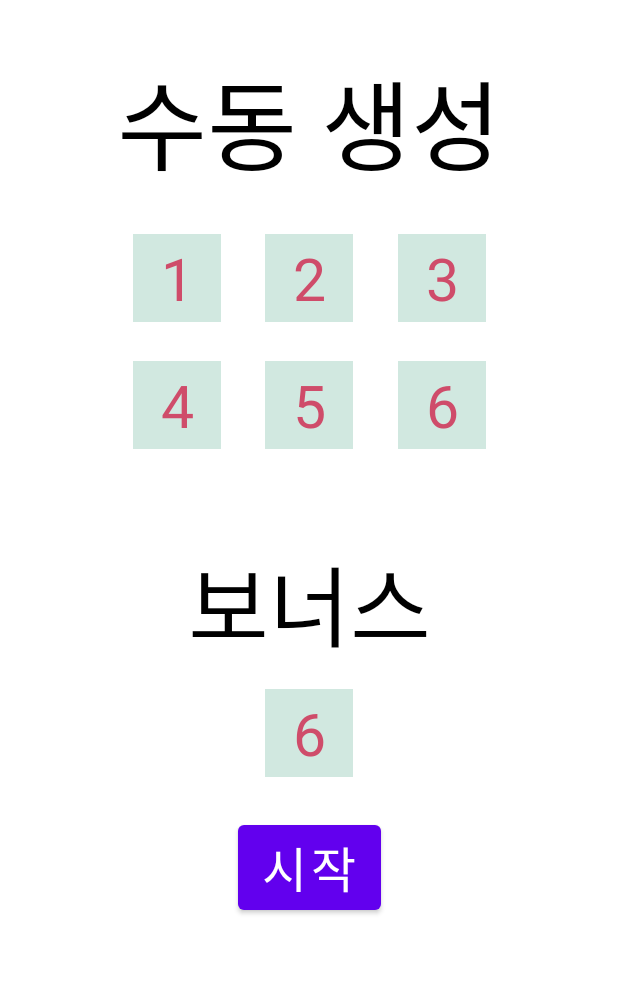
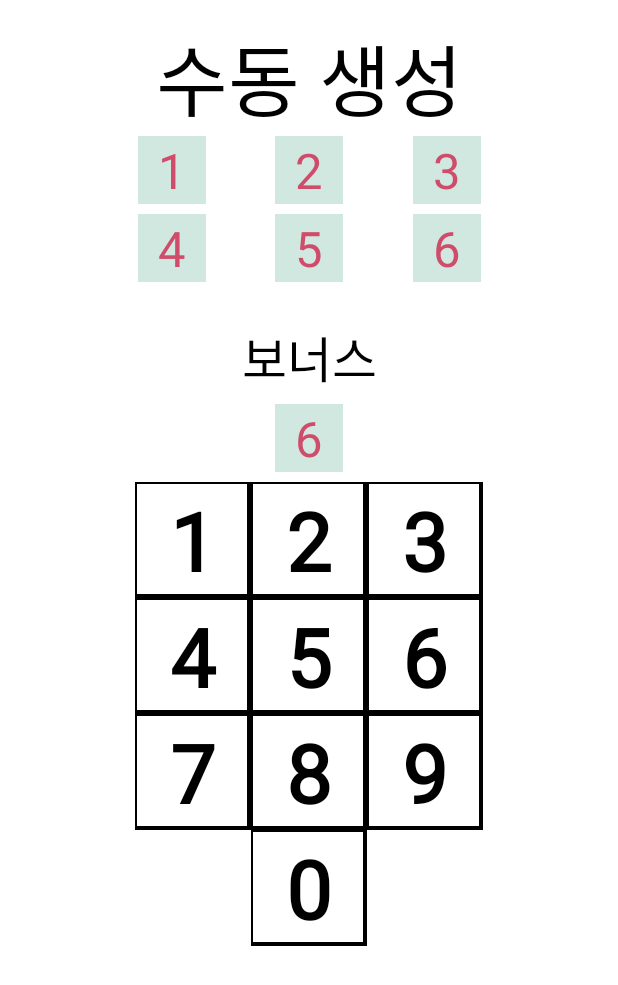
Before and after one commit to shlee85/lottoApp, an Android app: the layout manual_create_numbers.xml on its own in the app's theme, with its tools: preview values and no code run, on a phone screen of 412 x 824 dp. Shown: the top 985 px of the screen. Run offline under Robolectric (Android 15) with nearby library versions, the phone set to English and light mode, and no system bars.

Commit message:
수동생성 - 키보드 입력시 입력된 값 textview에 적용처리 및 관련 Layout추가

```diff
--- a/app/src/main/java/com/example/lotto/MainActivity.kt
+++ b/app/src/main/java/com/example/lotto/MainActivity.kt
@@ -20,11 +20,10 @@ class MainActivity : AppCompatActivity() {
     private lateinit var binding: ActivityMainBinding
     private var mAutoCreateNumber: AutoCreateNumber ?= null
     private var mLottoList: LottoNumberListAdapter ?= null
+    private var mManualCreateNumber: ManualCreateNumber ?= null
 
-    private lateinit var adapter: LottoNumberListAdapter
-    //private val mNumbers: ArrayList<Int> = ArrayList()
     private val mNumbers: IntArray = IntArray(8)
-    //private val mNumbers: ArrayList<NumbersInfo> = ArrayList()
+
 
     override fun onCreate(savedInstanceState: Bundle?) {
         super.onCreate(savedInstanceState)
@@ -55,6 +54,17 @@ class MainActivity : AppCompatActivity() {
                 }
             }
         }
+
+        binding.lottoManualBtn.setOnClickListener {
+            runOnUiThread {
+                mManualCreateNumber = ManualCreateNumber(this)
+                mManualCreateNumber?.show()
+                mManualCreateNumber?.setOnDismissListener {
+                    Log.d(TAG, "manual .. dismiss()")
+                    mManualCreateNumber = null
+                }
+            }
+        }
     }
 
     companion object {
--- /dev/null
+++ b/app/src/main/java/com/example/lotto/ManualCreateNumber.kt
@@ -0,0 +1,62 @@
+package com.example.lotto
+
+import android.content.Context
+import android.os.Bundle
+import android.util.Log
+import android.view.KeyEvent
+import android.view.LayoutInflater
+import android.widget.TextView
+import com.example.lotto.databinding.ManualCreateNumbersBinding
+
+class ManualCreateNumber(context: Context)
+    : TimeoutDialog(context, android.R.style.Theme_NoTitleBar_Fullscreen, NO_TIME_OUT) {
+
+    private lateinit var binding: ManualCreateNumbersBinding
+    private var mCnt = 0
+    private lateinit var mNumberCode : Array<TextView?>
+
+    override fun onCreate(savedInstanceState: Bundle?) {
+        Log.d(TAG, "start onCreate()")
+        super.onCreate(savedInstanceState)
+
+        binding = ManualCreateNumbersBinding.inflate(LayoutInflater.from(context))
+        setContentView(binding.root)
+
+        /* 사이즈 지정. Array로 정의해야 가능. */
+        mNumberCode = arrayOfNulls(7)
+        mNumberCode[0] = binding.manualNum1
+        mNumberCode[1] = binding.manualNum2
+        mNumberCode[2] = binding.manualNum3
+        mNumberCode[3] = binding.manualNum4
+        mNumberCode[4] = binding.manualNum5
+        mNumberCode[5] = binding.manualNum6
+        mNumberCode[6] = binding.manualNumBonus
+    }
+
+    override fun onStart() {
+        Log.d(TAG, "start onStart()")
+        super.onStart()
+
+        binding.customNumberKeypad.setListener(object : NumericKeypadView.OnListener{
+            override fun clickEvent(str: String) {
+                Log.d(TAG, "Custom Keypad click event called. str: $str")
+                onKeyUp(str.toInt())
+            }
+        })
+    }
+
+    fun onKeyUp(keycode: Int) {
+        Log.d(TAG, "onKeyUp. keycode : $keycode")
+        mNumberCode[mCnt++]?.text = keycode.toString()
+
+        Log.d(TAG, "mCnt : $mCnt")
+        if(mCnt >= 7) {
+            mCnt = 0
+            //this.dismiss()
+        }
+    }
+
+    companion object {
+        private val TAG = ManualCreateNumber::class.java.simpleName
+    }
+}
--- a/app/src/main/res/layout/manual_create_numbers.xml
+++ b/app/src/main/res/layout/manual_create_numbers.xml
@@ -9,147 +9,165 @@
     tools:context=".MainActivity">
 
     <TextView
-        android:id="@+id/auto_create_title"
+        android:id="@+id/manual_create_title"
         android:layout_width="wrap_content"
         android:layout_height="wrap_content"
         android:text="수동 생성"
-        android:textSize="@dimen/_50ssp"
+        android:textSize="@dimen/_40ssp"
         android:textColor="@color/black"
-        android:layout_marginTop="@dimen/_25sdp"
+        android:layout_marginTop="@dimen/_10sdp"
         app:layout_constraintEnd_toEndOf="parent"
         app:layout_constraintStart_toStartOf="parent"
         app:layout_constraintTop_toTopOf="parent" />
 
+    <androidx.constraintlayout.widget.ConstraintLayout
+        android:id="@+id/number_code"
+        android:layout_width="match_parent"
+        android:layout_height="wrap_content"
+        app:layout_constraintTop_toBottomOf="@id/manual_create_title"
+        app:layout_constraintStart_toStartOf="parent"
+        app:layout_constraintEnd_toEndOf="parent"
+        >
+
         <TextView
-        android:id="@+id/auto_num_1"
-        android:layout_width="@dimen/_45sdp"
-        android:layout_height="@dimen/_45sdp"
+            android:id="@+id/manual_num_1"
+            android:layout_width="@dimen/_35sdp"
+            android:layout_height="@dimen/_35sdp"
             android:text="1"
-        android:textSize="@dimen/_30ssp"
+            android:textSize="@dimen/_25ssp"
             android:textColor="@color/custom_text_color_white"
             android:background="@color/custom_text_background"
             android:gravity="center"
-        android:layout_marginTop="@dimen/_20sdp"
-        app:layout_constraintTop_toBottomOf="@+id/auto_create_title"
+            android:layout_marginTop="@dimen/_10sdp"
             app:layout_constraintLeft_toLeftOf="parent"
-        app:layout_constraintRight_toRightOf="@+id/auto_num_2"
+            app:layout_constraintRight_toRightOf="@+id/manual_num_2"
             />
 
         <TextView
-        android:id="@+id/auto_num_2"
-        android:layout_width="@dimen/_45sdp"
-        android:layout_height="@dimen/_45sdp"
+            android:id="@+id/manual_num_2"
+            android:layout_width="@dimen/_35sdp"
+            android:layout_height="@dimen/_35sdp"
             android:text="2"
-        android:textSize="@dimen/_30ssp"
+            android:textSize="@dimen/_25ssp"
             android:textColor="@color/custom_text_color_white"
             android:background="@color/custom_text_background"
             android:gravity="center"
-        android:layout_marginTop="@dimen/_20sdp"
-        app:layout_constraintTop_toBottomOf="@+id/auto_create_title"
-        app:layout_constraintLeft_toLeftOf="@+id/auto_num_1"
-        app:layout_constraintRight_toRightOf="@id/auto_num_3"
+            android:layout_marginTop="@dimen/_10sdp"
+            app:layout_constraintLeft_toLeftOf="@+id/manual_num_1"
+            app:layout_constraintRight_toRightOf="@id/manual_num_3"
             />
 
         <TextView
-        android:id="@+id/auto_num_3"
-        android:layout_width="@dimen/_45sdp"
-        android:layout_height="@dimen/_45sdp"
+            android:id="@+id/manual_num_3"
+            android:layout_width="@dimen/_35sdp"
+            android:layout_height="@dimen/_35sdp"
             android:text="3"
-        android:textSize="@dimen/_30ssp"
+            android:textSize="@dimen/_25ssp"
             android:background="@color/custom_text_background"
             android:textColor="@color/custom_text_color_white"
             android:gravity="center"
-        android:layout_marginTop="@dimen/_20sdp"
-        app:layout_constraintTop_toBottomOf="@+id/auto_create_title"
-        app:layout_constraintLeft_toLeftOf="@+id/auto_num_2"
+            android:layout_marginTop="@dimen/_10sdp"
+            app:layout_constraintLeft_toLeftOf="@+id/manual_num_2"
             app:layout_constraintRight_toRightOf="parent"
             />
 
         <TextView
-        android:id="@+id/auto_num_4"
-        android:layout_width="@dimen/_45sdp"
-        android:layout_height="@dimen/_45sdp"
+            android:id="@+id/manual_num_4"
+            android:layout_width="@dimen/_35sdp"
+            android:layout_height="@dimen/_35sdp"
             android:text="4"
-        android:textSize="@dimen/_30ssp"
+            android:textSize="@dimen/_25ssp"
             android:background="@color/custom_text_background"
             android:textColor="@color/custom_text_color_white"
             android:gravity="center"
-        android:layout_marginTop="@dimen/_20sdp"
-        app:layout_constraintTop_toBottomOf="@+id/auto_num_1"
+            android:layout_marginTop="@dimen/_5sdp"
+            app:layout_constraintTop_toBottomOf="@+id/manual_num_1"
             app:layout_constraintLeft_toLeftOf="parent"
-        app:layout_constraintRight_toRightOf="@+id/auto_num_2"
+            app:layout_constraintRight_toRightOf="@+id/manual_num_2"
             />
 
         <TextView
-        android:id="@+id/auto_num_5"
-        android:layout_width="@dimen/_45sdp"
-        android:layout_height="@dimen/_45sdp"
+            android:id="@+id/manual_num_5"
+            android:layout_width="@dimen/_35sdp"
+            android:layout_height="@dimen/_35sdp"
             android:text="5"
-        android:textSize="@dimen/_30ssp"
+            android:textSize="@dimen/_25ssp"
             android:background="@color/custom_text_background"
             android:textColor="@color/custom_text_color_white"
             android:gravity="center"
-        android:layout_marginTop="@dimen/_20sdp"
-        app:layout_constraintTop_toBottomOf="@+id/auto_num_2"
-        app:layout_constraintLeft_toLeftOf="@+id/auto_num_1"
-        app:layout_constraintRight_toRightOf="@id/auto_num_3"
+            android:layout_marginTop="@dimen/_5sdp"
+            app:layout_constraintTop_toBottomOf="@+id/manual_num_2"
+            app:layout_constraintLeft_toLeftOf="@+id/manual_num_1"
+            app:layout_constraintRight_toRightOf="@id/manual_num_3"
             />
 
         <TextView
-        android:id="@+id/auto_num_6"
-        android:layout_width="@dimen/_45sdp"
-        android:layout_height="@dimen/_45sdp"
+            android:id="@+id/manual_num_6"
+            android:layout_width="@dimen/_35sdp"
+            android:layout_height="@dimen/_35sdp"
             android:text="6"
-        android:textSize="@dimen/_30ssp"
+            android:textSize="@dimen/_25ssp"
             android:background="@color/custom_text_background"
             android:textColor="@color/custom_text_color_white"
             android:gravity="center"
-        android:layout_marginTop="@dimen/_20sdp"
-        app:layout_constraintTop_toBottomOf="@+id/auto_num_3"
-        app:layout_constraintLeft_toLeftOf="@+id/auto_num_2"
+            android:layout_marginTop="@dimen/_5sdp"
+            app:layout_constraintTop_toBottomOf="@+id/manual_num_3"
+            app:layout_constraintLeft_toLeftOf="@+id/manual_num_2"
             app:layout_constraintRight_toRightOf="parent"
             />
 
         <TextView
-        android:id="@+id/auto_create_bonus"
+            android:id="@+id/manual_create_bonus"
             android:layout_width="wrap_content"
             android:layout_height="wrap_content"
             android:text="보너스"
-        android:textSize="@dimen/_45ssp"
+            android:textSize="@dimen/_25ssp"
             android:textColor="@color/black"
-        android:layout_marginTop="@dimen/_45sdp"
-        app:layout_constraintTop_toBottomOf="@+id/auto_num_5"
+            android:layout_marginTop="@dimen/_20sdp"
+            app:layout_constraintTop_toBottomOf="@+id/manual_num_5"
             app:layout_constraintLeft_toLeftOf="parent"
             app:layout_constraintRight_toRightOf="parent"
             />
 
         <TextView
-        android:id="@+id/auto_num_bonus"
-        android:layout_width="@dimen/_45sdp"
-        android:layout_height="@dimen/_45sdp"
+            android:id="@+id/manual_num_bonus"
+            android:layout_width="@dimen/_35sdp"
+            android:layout_height="@dimen/_35sdp"
             android:text="6"
-        android:textSize="@dimen/_30ssp"
+            android:textSize="@dimen/_25ssp"
             android:background="@color/custom_text_background"
             android:textColor="@color/custom_text_color_white"
             android:gravity="center"
-        android:layout_marginTop="@dimen/_10sdp"
-        app:layout_constraintTop_toBottomOf="@id/auto_create_bonus"
+            android:layout_marginTop="@dimen/_5sdp"
+            app:layout_constraintTop_toBottomOf="@id/manual_create_bonus"
             app:layout_constraintLeft_toLeftOf="parent"
             app:layout_constraintRight_toRightOf="parent"
             />
+    </androidx.constraintlayout.widget.ConstraintLayout>
 
+    <com.example.lotto.NumericKeypadView
+        android:id="@+id/custom_number_keypad"
+        android:layout_width="0dp"
+        android:layout_height="0dp"
+        android:visibility="visible"
+        android:layout_marginTop="@dimen/_5sdp"
+        app:layout_constraintTop_toBottomOf="@+id/number_code"
+        app:layout_constraintStart_toStartOf="@+id/number_code"
+        app:layout_constraintEnd_toEndOf="@+id/number_code"
+        app:layout_constraintDimensionRatio="4:3"
+
+        />
+    <!--
     <Button
-        android:id="@+id/auto_create_start_btn"
+        android:id="@+id/manual_create_start_btn"
         android:layout_width="wrap_content"
         android:layout_height="wrap_content"
         android:text="시작"
         android:textSize="@dimen/_25ssp"
         android:layout_marginTop="@dimen/_20sdp"
-        app:layout_constraintTop_toBottomOf="@+id/auto_num_bonus"
+        app:layout_constraintTop_toBottomOf="@+id/manual_num_bonus"
         app:layout_constraintLeft_toLeftOf="parent"
         app:layout_constraintRight_toRightOf="parent"
         />
-
-
-
+    -->
 </androidx.constraintlayout.widget.ConstraintLayout>
```
Lines whose indentation alone changed are shown as unchanged.
